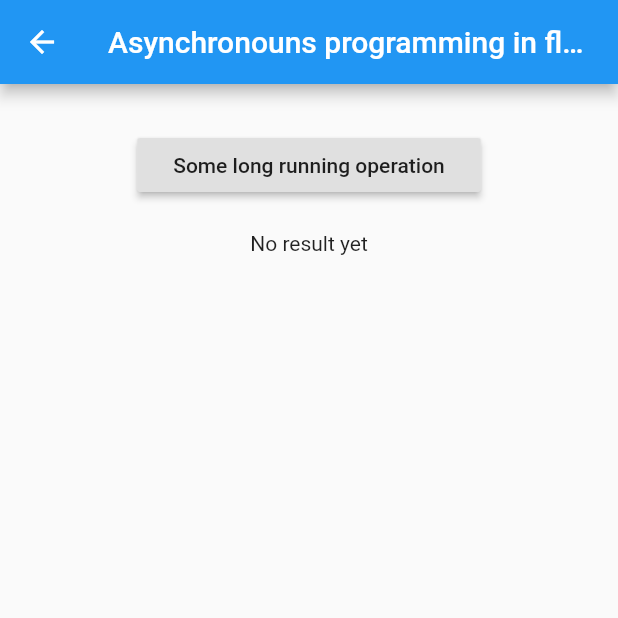
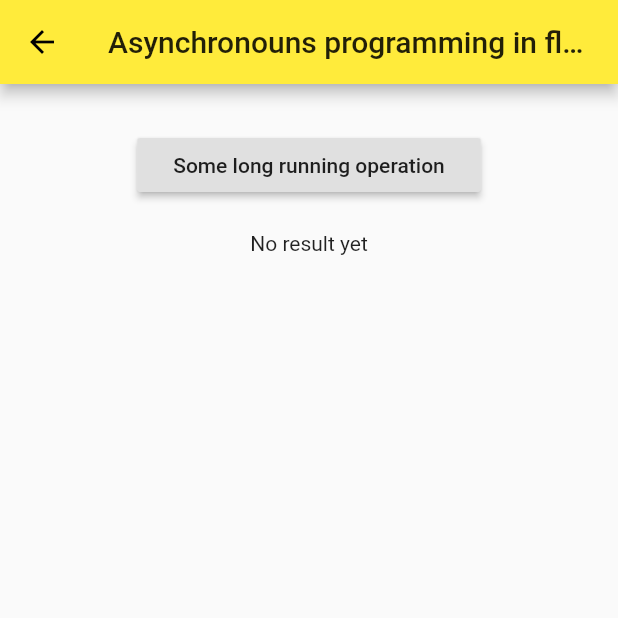
Before and after one commit to ZhassulanUrazbayev/flutter_example_app, a Flutter app: the MyHomePage screen opened directly, on a phone screen of 412 x 824 dp, the top half of it. Run offline on Flutter 3.47's test engine with Material 2 defaults, Android fonts, the phone set to English and light mode, and no system bars; our stand-ins replace firebase_auth; accounts and stored records are empty; network calls fail.

Commit message:
Added provider example with Flutter team and Collapsing pinned appbar

```diff
--- /dev/null
+++ b/lib/models/json_parsing_models/flutter_docs_provider/cart.dart
@@ -0,0 +1,39 @@
+import 'package:flutter/foundation.dart';
+import 'package:flutter_example_app/models/json_parsing_models/flutter_docs_provider/catalog.dart';
+
+class CartModel extends ChangeNotifier {
+  /// The private field backing [catalog].
+  CatalogModel _catalog;
+
+  /// Internal, private state of the cart. Stores the ids of each item.
+  final List<int> _itemIds = [];
+
+  /// The current catalog. Used to construct items from numeric ids.
+  CatalogModel get catalog => _catalog;
+
+  set catalog(CatalogModel newCatalog) {
+    assert(newCatalog != null);
+    assert(_itemIds.every((id) => newCatalog.getById(id) != null),
+    'The catalog $newCatalog does not have one of $_itemIds in it.');
+    _catalog = newCatalog;
+    // Notify listeners, in case the new catalog provides information
+    // different from the previous one. For example, availability of an item
+    // might have changed.
+    notifyListeners();
+  }
+
+  /// List of items in the cart.
+  List<Item> get items => _itemIds.map((id) => _catalog.getById(id)).toList();
+
+  /// The current total price of all items.
+  int get totalPrice =>
+      items.fold(0, (total, current) => total + current.price);
+
+  /// Adds [item] to cart. This is the only way to modify the cart from outside.
+  void add(Item item) {
+    _itemIds.add(item.id);
+    // This line tells [Model] that it should rebuild the widgets that
+    // depend on it.
+    notifyListeners();
+  }
+}
--- /dev/null
+++ b/lib/models/json_parsing_models/flutter_docs_provider/catalog.dart
@@ -0,0 +1,59 @@
+import 'package:flutter/material.dart';
+
+/// A proxy of the catalog of items the user can buy.
+///
+/// In a real app, this might be backed by a backend and cached on device.
+/// In this sample app, the catalog is procedurally generated and infinite.
+///
+/// For simplicity, the catalog is expected to be immutable (no products are
+/// expected to be added, removed or changed during the execution of the app).
+class CatalogModel {
+  static const _itemNames = [
+    'Code Smell',
+    'Control Flow',
+    'Interpreter',
+    'Recursion',
+    'Sprint',
+    'Heisenbug',
+    'Spaghetti',
+    'Hydra Code',
+    'Off-By-One',
+    'Scope',
+    'Callback',
+    'Closure',
+    'Automata',
+    'Bit Shift',
+    'Currying',
+  ];
+
+  /// Get item by [id].
+  ///
+  /// In this sample, the catalog is infinite, looping over [_itemNames].
+  Item getById(int id) => Item(id, _itemNames[id % _itemNames.length]);
+
+  /// Get item by its position in the catalog.
+  Item getByPosition(int position) {
+    // In this simplified case, an item's position in the catalog
+    // is also its id.
+    return getById(position);
+  }
+}
+
+@immutable
+class Item {
+  final int id;
+  final String name;
+  final Color color;
+  final int price = 42;
+
+  Item(this.id, this.name)
+  // To make the sample app look nicer, each item is given one of the
+  // Material Design primary colors.
+      : color = Colors.primaries[id % Colors.primaries.length];
+
+  @override
+  int get hashCode => id;
+
+  @override
+  bool operator ==(Object other) => other is Item && other.id == id;
+}
--- /dev/null
+++ b/lib/utils/theme.dart
@@ -0,0 +1,13 @@
+import 'package:flutter/material.dart';
+
+final appTheme = ThemeData(
+  primarySwatch: Colors.yellow,
+  textTheme: TextTheme(
+    display4: TextStyle(
+      fontFamily: 'Corben',
+      fontWeight: FontWeight.w700,
+      fontSize: 24,
+      color: Colors.black,
+    ),
+  ),
+);
```
Also changed, not shown: lib/main.dart (+2 -7 lines), lib/screens/flutter_docs_provider/cart.dart (added, +79 -0 lines), lib/screens/flutter_docs_provider/catalog.dart (added, +105 -0 lines), lib/screens/flutter_docs_provider/mainFile.dart (added, +40 -0 lines).
